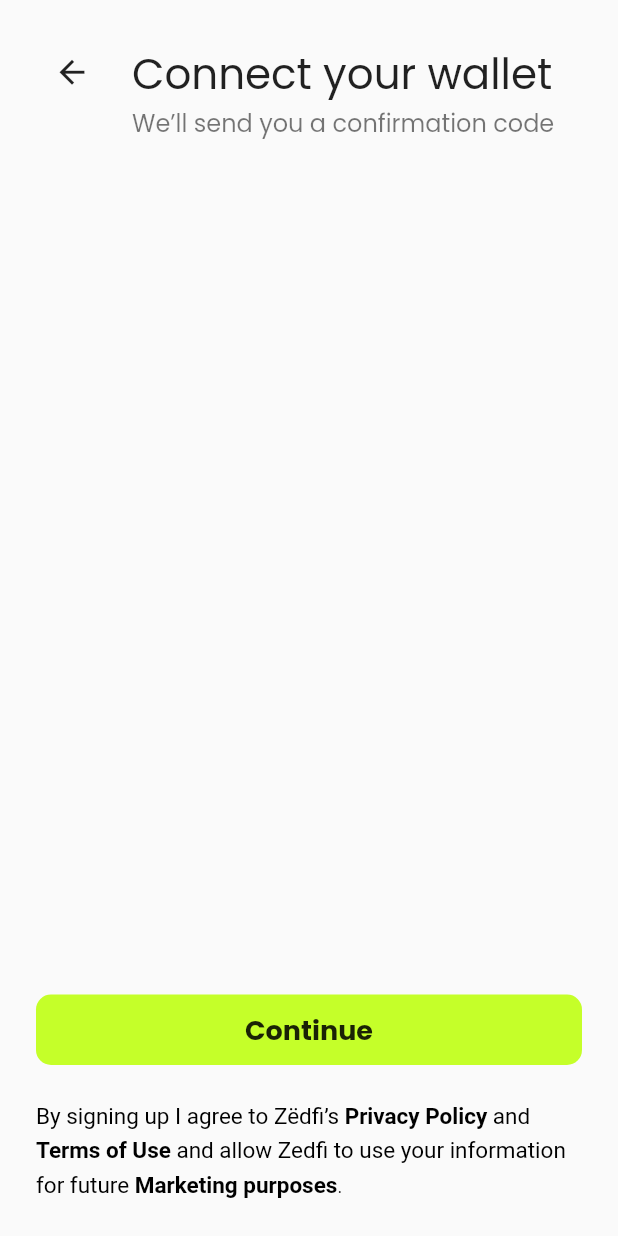
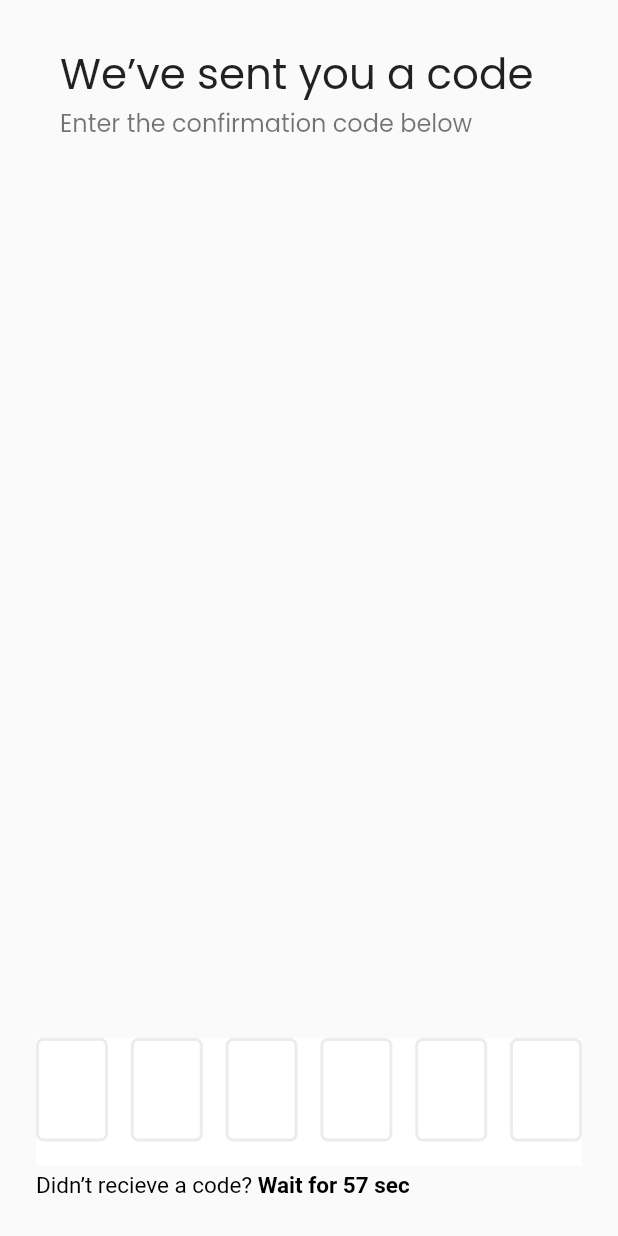
Before and after one commit to mihaab123/auth_code_test, a Flutter app: the LoginPage screen opened directly, after a tap on "Continue", on a phone screen of 412 x 824 dp. Run offline on Flutter 3.47's test engine with Material 2 defaults, Android fonts, the phone set to English and light mode, and no system bars; drawn by our look-alikes of pin_code_fields; our stand-ins replace google_fonts.

Commit message:
verification page

```diff
--- a/lib/pages/login/components/login_button.dart
+++ b/lib/pages/login/components/login_button.dart
@@ -1,3 +1,4 @@
+import 'package:auth_code_test/pages/verification_code/verification_code_page.dart';
 import 'package:auth_code_test/widgets/main_button.dart';
 import 'package:flutter/material.dart';
 
@@ -7,7 +8,10 @@ class LoginButton extends StatelessWidget {
   @override
   Widget build(BuildContext context) {
     return MainButton(
-      callback: () {},
+      callback: () {
+        Navigator.push(context,
+            MaterialPageRoute(builder: (context) => VerificationCodePage()));
+      },
       text: 'Continue',
     );
   }
--- a/lib/pages/login/components/login_title.dart
+++ b/lib/pages/login/components/login_title.dart
@@ -1,3 +1,4 @@
+import 'package:auth_code_test/widgets/list_tile_title.dart';
 import 'package:flutter/material.dart';
 
 class LoginTitle extends StatelessWidget {
@@ -12,18 +13,10 @@ class LoginTitle extends StatelessWidget {
             iconSize: 25,
             onPressed: () => Navigator.pop(context),
             icon: const Icon(Icons.arrow_back)),
-        const Expanded(
-          child: ListTile(
-            title: Text(
-              "Connect your wallet",
-              style: TextStyle(fontSize: 28),
-            ),
-            subtitle: Text(
-              "We’ll send you a confirmation code",
-              style: TextStyle(fontSize: 16),
-            ),
-          ),
-        ),
+        const ListTileTitle(
+          subtitle: 'We’ll send you a confirmation code',
+          title: 'Connect your wallet',
+        )
       ],
     );
   }
--- /dev/null
+++ b/lib/pages/verification_code/components/verification_code_field.dart
@@ -0,0 +1,36 @@
+import 'dart:async';
+
+import 'package:auth_code_test/utils/colors.dart';
+import 'package:flutter/material.dart';
+import 'package:pin_code_fields/pin_code_fields.dart';
+
+class VerificationCodeField extends StatelessWidget {
+  StreamController<ErrorAnimationType> errorController =
+      StreamController<ErrorAnimationType>();
+  VerificationCodeField({Key? key}) : super(key: key);
+
+  @override
+  Widget build(BuildContext context) {
+    return PinCodeTextField(
+      length: 6,
+      obscureText: true,
+      animationType: AnimationType.fade,
+      pinTheme: PinTheme(
+          shape: PinCodeFieldShape.box,
+          borderRadius: BorderRadius.circular(5),
+          fieldHeight: 69,
+          fieldWidth: 48,
+          activeFillColor: Colors.white,
+          inactiveFillColor: Colors.white,
+          selectedFillColor: Colors.white,
+          selectedColor: borderColor,
+          activeColor: borderColor,
+          inactiveColor: borderColor),
+      backgroundColor: Colors.white,
+      enableActiveFill: true,
+      animationDuration: const Duration(milliseconds: 300),
+      errorAnimationController: errorController, // Pass it here
+      onChanged: (value) {}, appContext: context,
+    );
+  }
+}
--- /dev/null
+++ b/lib/pages/verification_code/components/verification_code_timer.dart
@@ -0,0 +1,24 @@
+import 'package:flutter/material.dart';
+
+class VerificationCodeTimer extends StatelessWidget {
+  const VerificationCodeTimer({Key? key}) : super(key: key);
+
+  @override
+  Widget build(BuildContext context) {
+    return RichText(
+      //Didn’t recieve a code? Wait for 57 sec
+      text: const TextSpan(children: [
+        TextSpan(
+            text: "Didn’t recieve a code? ",
+            style: TextStyle(fontSize: 15, color: Colors.black, height: 1.5)),
+        TextSpan(
+            text: "Wait for 57 sec",
+            style: TextStyle(
+                fontSize: 15,
+                fontWeight: FontWeight.bold,
+                color: Colors.black,
+                height: 1.5)),
+      ]),
+    );
+  }
+}
--- /dev/null
+++ b/lib/pages/verification_code/components/verification_code_title.dart
@@ -0,0 +1,19 @@
+import 'package:auth_code_test/widgets/list_tile_title.dart';
+import 'package:flutter/material.dart';
+
+class VerificationCodeTitle extends StatelessWidget {
+  const VerificationCodeTitle({Key? key}) : super(key: key);
+
+  @override
+  Widget build(BuildContext context) {
+    return Row(
+      crossAxisAlignment: CrossAxisAlignment.start,
+      children: const [
+        ListTileTitle(
+          subtitle: 'Enter the confirmation code below ',
+          title: 'We’ve sent you a code',
+        )
+      ],
+    );
+  }
+}
--- /dev/null
+++ b/lib/pages/verification_code/verification_code_page.dart
@@ -0,0 +1,32 @@
+import 'package:auth_code_test/pages/verification_code/components/verification_code_field.dart';
+import 'package:auth_code_test/pages/verification_code/components/verification_code_timer.dart';
+import 'package:auth_code_test/pages/verification_code/components/verification_code_title.dart';
+import 'package:flutter/material.dart';
+
+class VerificationCodePage extends StatelessWidget {
+  const VerificationCodePage({Key? key}) : super(key: key);
+
+  @override
+  Widget build(BuildContext context) {
+    return SafeArea(
+      child: Scaffold(
+        body: Padding(
+          padding: const EdgeInsets.all(24.0),
+          child: Column(
+            mainAxisAlignment: MainAxisAlignment.spaceBetween,
+            children: [
+              const VerificationCodeTitle(),
+              Column(
+                crossAxisAlignment: CrossAxisAlignment.start,
+                children: [
+                  VerificationCodeField(),
+                  const VerificationCodeTimer(),
+                ],
+              ),
+            ],
+          ),
+        ),
+      ),
+    );
+  }
+}
--- a/lib/utils/colors.dart
+++ b/lib/utils/colors.dart
@@ -13,3 +13,4 @@ const Map<int, Color> mainColors = {
   900: Color.fromRGBO(197, 255, 41, 1),
 };
 const mainColor = Color.fromRGBO(197, 255, 41, 1);
+const borderColor = Color.fromRGBO(236, 236, 236, 1);
--- /dev/null
+++ b/lib/widgets/list_tile_title.dart
@@ -0,0 +1,27 @@
+import 'package:flutter/material.dart';
+
+class ListTileTitle extends StatelessWidget {
+  final String title;
+  final String subtitle;
+  const ListTileTitle({
+    Key? key,
+    required this.title,
+    required this.subtitle,
+  }) : super(key: key);
+
+  @override
+  Widget build(BuildContext context) {
+    return Expanded(
+      child: ListTile(
+        title: Text(
+          title,
+          style: const TextStyle(fontSize: 28),
+        ),
+        subtitle: Text(
+          subtitle,
+          style: const TextStyle(fontSize: 16),
+        ),
+      ),
+    );
+  }
+}
--- a/pubspec.yaml
+++ b/pubspec.yaml
@@ -35,6 +35,7 @@ dependencies:
   # Use with the CupertinoIcons class for iOS style icons.
   cupertino_icons: ^1.0.2
   google_fonts: ^2.3.1
+  pin_code_fields: ^7.4.0
 
 dev_dependencies:
   flutter_test:
```
Also changed, not shown: pubspec.lock.
